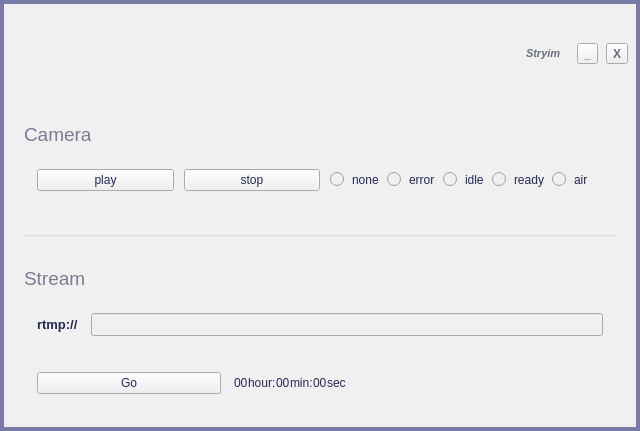
Above: src/appGui/stryim.ui from NikolayRag/strYim before the change. Below: the same form after it.
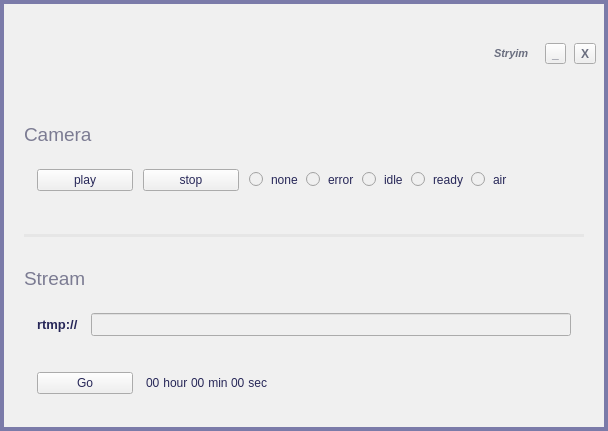
That is the form after the change.

Commit message: checkpoint design

```diff
--- a/src/appGui/stryim.ui
+++ b/src/appGui/stryim.ui
@@ -6,7 +6,7 @@
    <rect>
     <x>0</x>
     <y>0</y>
-    <width>640</width>
+    <width>608</width>
     <height>431</height>
    </rect>
   </property>
@@ -47,7 +47,7 @@
          <property name="styleSheet">
           <string notr="true">color: rgb(106, 110, 127);</string>
          </property>
-         <layout class="QHBoxLayout" name="horizontalLayout_5">
+         <layout class="QHBoxLayout" name="horizontalLayout_5" stretch="0,0">
           <property name="spacing">
            <number>16</number>
           </property>
@@ -55,7 +55,16 @@
            <number>8</number>
           </property>
           <item>
-           <spacer name="horizontalSpacer_3">
+           <widget class="QFrame" name="frameCaptionText">
+            <layout class="QHBoxLayout" name="horizontalLayout_11">
+             <property name="spacing">
+              <number>0</number>
+             </property>
+             <property name="margin">
+              <number>0</number>
+             </property>
+             <item>
+              <spacer name="horizontalSpacer_2">
             <property name="orientation">
              <enum>Qt::Horizontal</enum>
             </property>
@@ -68,7 +77,7 @@
            </spacer>
           </item>
           <item>
-           <widget class="QLabel" name="label_6">
+              <widget class="QLabel" name="labCaption">
             <property name="font">
              <font>
               <pointsize>8</pointsize>
@@ -82,6 +91,9 @@
             </property>
            </widget>
           </item>
+            </layout>
+           </widget>
+          </item>
           <item>
            <layout class="QHBoxLayout" name="horizontalLayout_9">
             <property name="spacing">
@@ -158,6 +170,12 @@
             </property>
             <item>
              <widget class="QPushButton" name="btnCamPlay">
+              <property name="maximumSize">
+               <size>
+                <width>96</width>
+                <height>16777215</height>
+               </size>
+              </property>
               <property name="text">
                <string>play</string>
               </property>
@@ -165,6 +183,12 @@
             </item>
             <item>
              <widget class="QPushButton" name="btnCamStop">
+              <property name="maximumSize">
+               <size>
+                <width>96</width>
+                <height>16777215</height>
+               </size>
+              </property>
               <property name="text">
                <string>stop</string>
               </property>
@@ -371,7 +395,19 @@
              <number>13</number>
             </property>
             <item>
-             <widget class="QPushButton" name="pushButton">
+             <widget class="QPushButton" name="btnStreamGo">
+              <property name="sizePolicy">
+               <sizepolicy hsizetype="Ignored" vsizetype="Fixed">
+                <horstretch>0</horstretch>
+                <verstretch>0</verstretch>
+               </sizepolicy>
+              </property>
+              <property name="maximumSize">
+               <size>
+                <width>96</width>
+                <height>16777215</height>
+               </size>
+              </property>
               <property name="text">
                <string>Go</string>
               </property>
@@ -395,7 +431,7 @@
               <item>
                <widget class="QLabel" name="label_4">
                 <property name="text">
-                 <string>hour:</string>
+                 <string> hour </string>
                 </property>
                </widget>
               </item>
@@ -409,7 +445,7 @@
               <item>
                <widget class="QLabel" name="label_10">
                 <property name="text">
-                 <string>min:</string>
+                 <string> min </string>
                 </property>
                </widget>
               </item>
@@ -423,7 +459,7 @@
               <item>
                <widget class="QLabel" name="label_12">
                 <property name="text">
-                 <string>sec</string>
+                 <string> sec</string>
                 </property>
                </widget>
               </item>
```
Left out of the diff: 9 changed lines with no effect on the pictures. Lines whose indentation alone changed are shown as unchanged. The commit also changes 1 other file.
